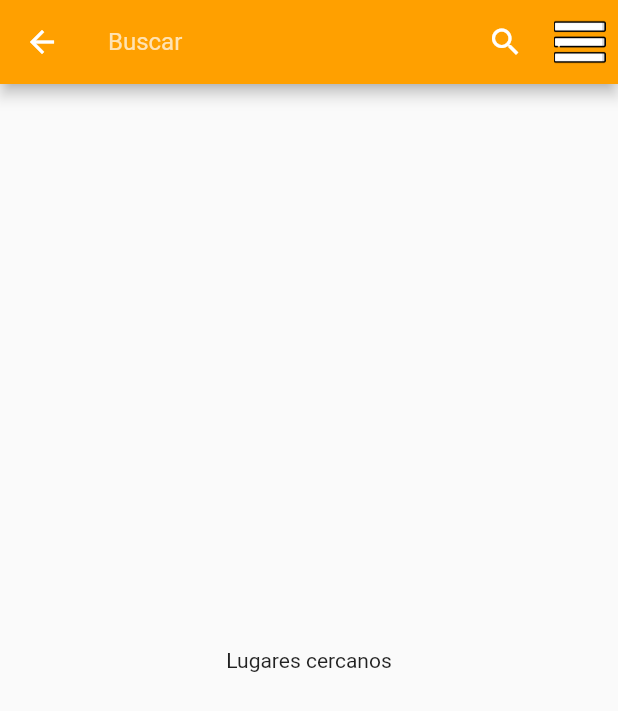
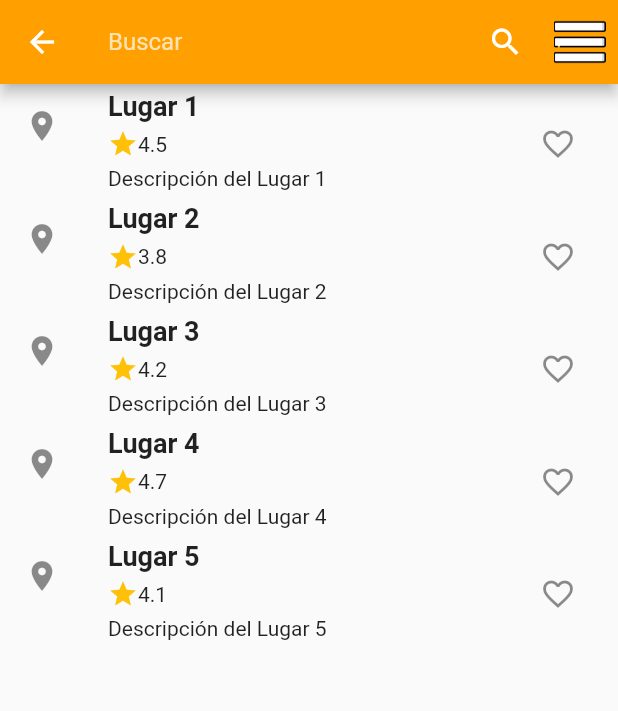
Before and after one commit to christianLizama/proyectoTecnologiasMoviles, a Flutter app: the LugaresCercanos screen opened by its route, on a phone screen of 412 x 824 dp. Shown: the top 711 px of the screen. Run offline on Flutter 3.47's test engine with Material 2 defaults, Android fonts, the phone set to English and light mode, and no system bars; our stand-ins replace avatar_glow, speech_to_text; missing offline and left inert: qr_code_scanner.

Commit message:
avances en lugares cercanos

```diff
--- a/lib/main.dart
+++ b/lib/main.dart
@@ -12,7 +12,7 @@ void main() {
 class MyApp extends StatelessWidget {
   MyApp({super.key});
   final _routes = {
-    '/': (context) => const HomePage(),
+    '/': (context) => HomePage(),
     '/busquedaVoz': (context) => const BusquedaVoz(),
     '/lugaresCercanos': (context) => const LugaresCercanos(),
     '/escanearQR': (context) => const EscanearQr(),
--- a/lib/pages/lugares_cercanos.dart
+++ b/lib/pages/lugares_cercanos.dart
@@ -1,7 +1,21 @@
 import 'package:flutter/material.dart';
 
+class Lugar {
+  final String nombre;
+  final String descripcion;
+  double calificacion;
+  bool marcado;
+
+  Lugar({
+    required this.nombre,
+    required this.descripcion,
+    required this.calificacion,
+    this.marcado = false,
+  });
+}
+
 class LugaresCercanos extends StatefulWidget {
-  const LugaresCercanos({super.key});
+  const LugaresCercanos({Key? key}) : super(key: key);
 
   @override
   State<LugaresCercanos> createState() => _LugaresCercanosState();
@@ -9,6 +23,57 @@ class LugaresCercanos extends StatefulWidget {
 
 class _LugaresCercanosState extends State<LugaresCercanos> {
   final TextEditingController _searchController = TextEditingController();
+  List<Lugar> lugaresCercanos = [
+    Lugar(
+      nombre: 'Lugar 1',
+      descripcion: 'Descripción del Lugar 1',
+      calificacion: 4.5,
+    ),
+    Lugar(
+      nombre: 'Lugar 2',
+      descripcion: 'Descripción del Lugar 2',
+      calificacion: 3.8,
+    ),
+    Lugar(
+      nombre: 'Lugar 3',
+      descripcion: 'Descripción del Lugar 3',
+      calificacion: 4.2,
+    ),
+    Lugar(
+      nombre: 'Lugar 4',
+      descripcion: 'Descripción del Lugar 4',
+      calificacion: 4.7,
+    ),
+    Lugar(
+      nombre: 'Lugar 5',
+      descripcion: 'Descripción del Lugar 5',
+      calificacion: 4.1,
+    ),
+  ];
+  List<Lugar> filteredLugares = [];
+
+  @override
+  void initState() {
+    filteredLugares.addAll(lugaresCercanos);
+    super.initState();
+  }
+
+  void filterLugares(String searchText) {
+    filteredLugares.clear();
+    if (searchText.isEmpty) {
+      filteredLugares.addAll(lugaresCercanos);
+    } else {
+      filteredLugares.addAll(lugaresCercanos.where((lugar) =>
+          lugar.nombre.toLowerCase().contains(searchText.toLowerCase())));
+    }
+    setState(() {});
+  }
+
+  void toggleMarcado(int index) {
+    setState(() {
+      lugaresCercanos[index].marcado = !lugaresCercanos[index].marcado;
+    });
+  }
 
   @override
   Widget build(BuildContext context) {
@@ -17,35 +82,79 @@ class _LugaresCercanosState extends State<LugaresCercanos> {
         backgroundColor: Colors.amber[700],
         title: TextField(
           controller: _searchController,
-          style: const TextStyle(
-              color: Colors.white), // Cambia el color del texto a blanco
+          style: const TextStyle(color: Colors.white),
+          onChanged: filterLugares,
           decoration: const InputDecoration(
             hintText: 'Buscar',
             border: InputBorder.none,
-            hintStyle: TextStyle(
-                color: Colors
-                    .white70), // Cambia el color del texto de sugerencia a blanco
+            hintStyle: TextStyle(color: Colors.white70),
           ),
         ),
         actions: [
           IconButton(
             onPressed: () {
-              // Acción del botón de búsqueda
+              filterLugares(_searchController.text);
             },
             icon: const Icon(Icons.search),
           ),
           IconButton(
             icon: Image.asset(
-                'lib/icons/menu.png'), // Reemplaza la ruta con la ubicación de tu imagen
+              'lib/icons/menu.png', // Reemplaza la ruta con la ubicación de tu imagen
+            ),
             iconSize: 35,
             onPressed: () {
               Scaffold.of(context).openEndDrawer();
             },
-          )
+          ),
         ],
       ),
-      body: const Center(
-        child: Text('Lugares cercanos'),
+      body: ListView.builder(
+        itemCount: filteredLugares.length,
+        itemBuilder: (BuildContext context, int index) {
+          final lugar = filteredLugares[index];
+          return ListTile(
+            leading: Icon(Icons.location_on), // Icono a la izquierda del título
+            title: Column(
+              crossAxisAlignment: CrossAxisAlignment.start,
+              children: [
+                Text(
+                  lugar.nombre,
+                  style: const TextStyle(
+                      fontSize: 18, fontWeight: FontWeight.bold),
+                ),
+                const SizedBox(height: 5),
+                Row(
+                  children: [
+                    Icon(
+                      Icons.star,
+                      color: Colors.amber,
+                      size: 20,
+                    ),
+                    Text(
+                      lugar.calificacion.toString(),
+                      style: const TextStyle(fontSize: 14),
+                    ),
+                  ],
+                ),
+                const SizedBox(height: 5),
+                Text(
+                  lugar.descripcion,
+                  style: const TextStyle(fontSize: 14),
+                ),
+              ],
+            ),
+            trailing: IconButton(
+              icon: Icon(
+                lugar.marcado ? Icons.favorite : Icons.favorite_border,
+                color: lugar.marcado ? Colors.red : null,
+              ),
+              onPressed: () {
+                toggleMarcado(index);
+              },
+            ),
+            // Agrega cualquier otro widget adicional para mostrar información sobre el lugar
+          );
+        },
       ),
     );
   }
--- a/lib/util/boton.dart
+++ b/lib/util/boton.dart
@@ -47,7 +47,7 @@ class Boton extends StatelessWidget {
                           nombre,
                           style: const TextStyle(
                             fontWeight: FontWeight.bold,
-                            fontSize: 20,
+                            fontSize: 18,
                             color: Colors.white,
                           ),
                         ),
```
